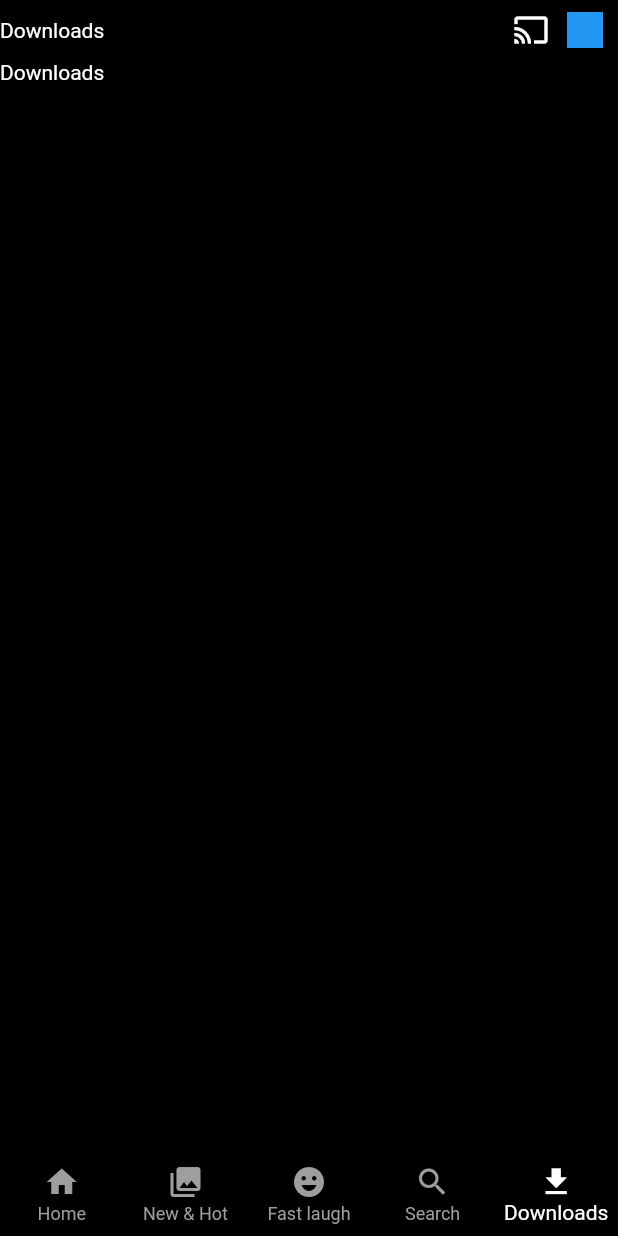
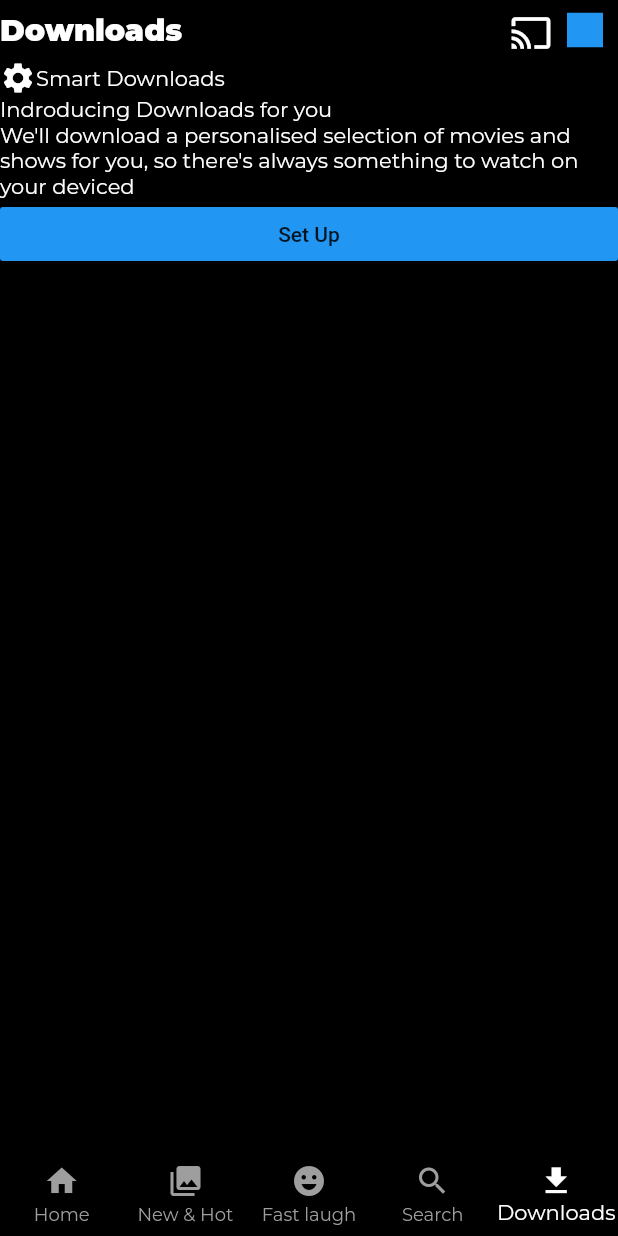
Before and after one commit to AbikMathew/Netflix-Clone, a Flutter app: the screen it shows after launch, item 5 of the bottom bar chosen, on a phone screen of 412 x 824 dp. Run offline on Flutter 3.47's test engine with Material 2 defaults, Android fonts, the phone set to English and light mode, and no system bars; our stand-ins replace google_fonts.

Commit message:
Downloads in progress

```diff
--- a/lib/core/constants.dart
+++ b/lib/core/constants.dart
@@ -1,3 +1,11 @@
 import 'package:flutter/cupertino.dart';
+import 'package:flutter/material.dart';
 
 const kWidth = SizedBox(width: 10);
+
+// Text related constants
+const kWhite = Colors.white;
+
+// Button related constants
+const kButtonBlue = Colors.blue;
+const kButtonWhite = Colors.white;
--- a/lib/main.dart
+++ b/lib/main.dart
@@ -1,4 +1,5 @@
 import 'package:flutter/material.dart';
+import 'package:google_fonts/google_fonts.dart';
 import 'package:netflix_clone/presentation/main_page/screen_main_page.dart';
 
 void main() {
@@ -14,12 +15,13 @@ class MyApp extends StatelessWidget {
         debugShowCheckedModeBanner: false,
         title: 'Flutter Demo',
         theme: ThemeData(
+          iconTheme: const IconThemeData(color: Colors.white),
           scaffoldBackgroundColor: Colors.black,
           primarySwatch: Colors.blue,
-          textTheme: const TextTheme(
+          textTheme:  GoogleFonts.montserratTextTheme(const TextTheme(
             bodyText1: TextStyle(color: Colors.white),
             bodyText2: TextStyle(color: Colors.white),
-          ),
+          )),
         ),
         home: const ScreenMainPage());
   }
--- a/lib/presentation/downloads/screen_downloads.dart
+++ b/lib/presentation/downloads/screen_downloads.dart
@@ -1,4 +1,5 @@
 import 'package:flutter/material.dart';
+import 'package:netflix_clone/core/constants.dart';
 import 'package:netflix_clone/presentation/widgets/appbar_widget.dart';
 
 class ScreenDownloads extends StatelessWidget {
@@ -6,11 +7,21 @@ class ScreenDownloads extends StatelessWidget {
 
   @override
   Widget build(BuildContext context) {
-    return Scaffold(
-      appBar: PreferredSize(
-        preferredSize: Size.fromHeight(40),
-        child: const AppbarWidget()),
-      body: Text('Downloads'),
+    return  Scaffold(
+      appBar: const PreferredSize(
+        preferredSize:  Size.fromHeight(40),
+        child: AppbarWidget(title: 'Downloads',)),
+      body: ListView(
+        children: [
+          Row(children: [
+            const Icon(Icons.settings),
+            const Text('Smart Downloads')
+          ],),
+          Text('Indroducing Downloads for you'),
+          Text("We'll download a personalised selection of movies and shows for you, so there's always something to watch on your deviced"),
+          MaterialButton(color: kButtonBlue,onPressed: (){}, child: Text('Set Up'),)
+        ],
+      ),
     );
   }
 }
--- a/lib/presentation/hot_and_new/screen_hot_and_new.dart
+++ b/lib/presentation/hot_and_new/screen_hot_and_new.dart
@@ -1,4 +1,5 @@
 import 'package:flutter/material.dart';
+import 'package:netflix_clone/presentation/widgets/appbar_widget.dart';
 
 class ScreenHotAndNew extends StatelessWidget {
   const ScreenHotAndNew({ Key? key }) : super(key: key);
@@ -6,6 +7,9 @@ class ScreenHotAndNew extends StatelessWidget {
   @override
   Widget build(BuildContext context) {
     return const Scaffold(
+      appBar: PreferredSize(
+        preferredSize: Size.fromHeight(40),
+        child:  AppbarWidget(title: 'Hot & New',)),
       body: Text('HotAndNew'),
     );
   }
--- a/lib/presentation/widgets/appbar_widget.dart
+++ b/lib/presentation/widgets/appbar_widget.dart
@@ -2,17 +2,34 @@ import 'package:flutter/material.dart';
 import 'package:netflix_clone/core/constants.dart';
 
 class AppbarWidget extends StatelessWidget {
-  const AppbarWidget({ Key? key }) : super(key: key);
+  const AppbarWidget({Key? key, required this.title}) : super(key: key);
+
+  final String title;
 
   @override
   Widget build(BuildContext context) {
     return Container(
-      child: Row(children: [
-        Expanded(child: Text('Downloads')),
-        IconButton(onPressed: (){}, icon: Icon(Icons.cast, color: Colors.white,)),
-        Container(width: 24,height: 24,color: Colors.blue,),
-        kWidth,
-      ],),
+      child: Row(
+        children: [
+          Expanded(
+              child: Text(title,
+            style: TextStyle(fontWeight: FontWeight.w900, fontSize: 20),
+          )),
+          IconButton(
+              onPressed: () {},
+              icon: Icon(
+                Icons.cast,
+                color: Colors.white,
+                size: 28,
+              )),
+          Container(
+            width: 24,
+            height: 23,
+            color: Colors.blue,
+          ),
+          kWidth,
+        ],
+      ),
     );
   }
 }
```
